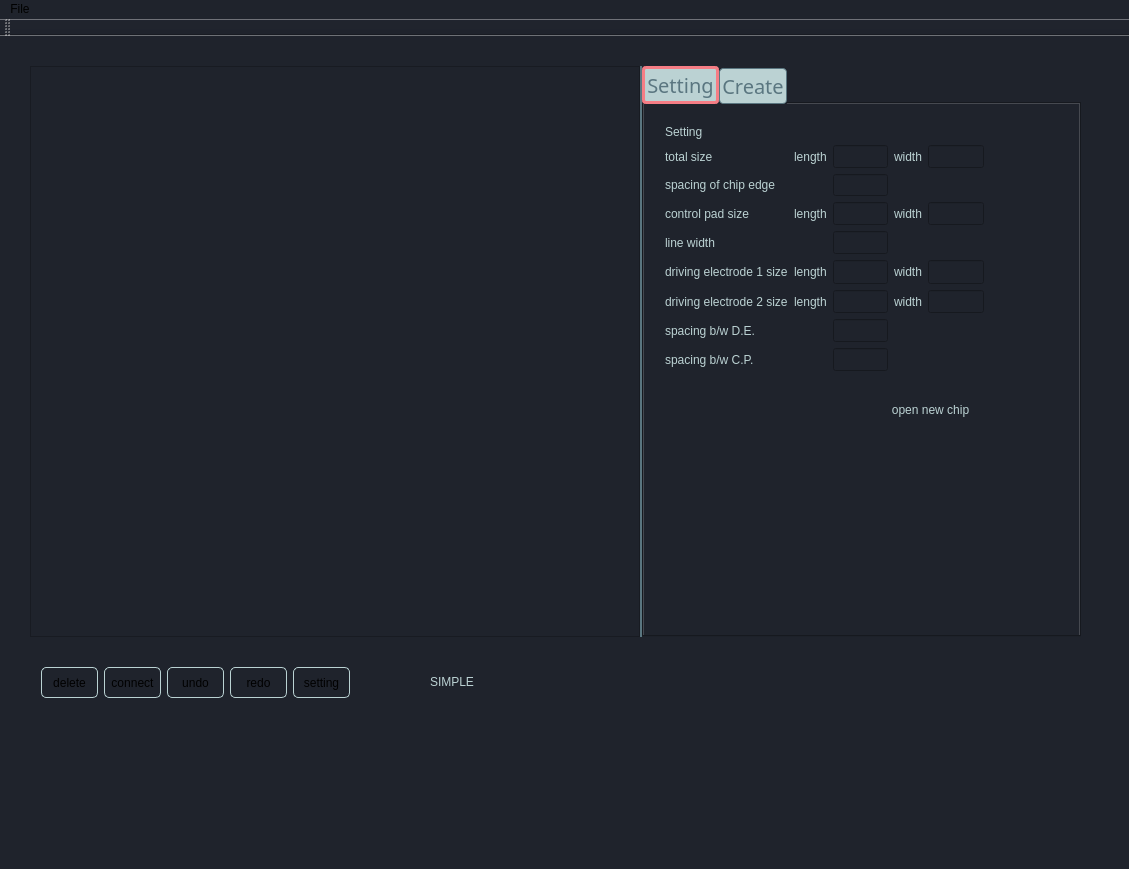
The window that mainwindow.ui (pandix73/qtgraphics) describes before a commit, drawn with Qt 5.
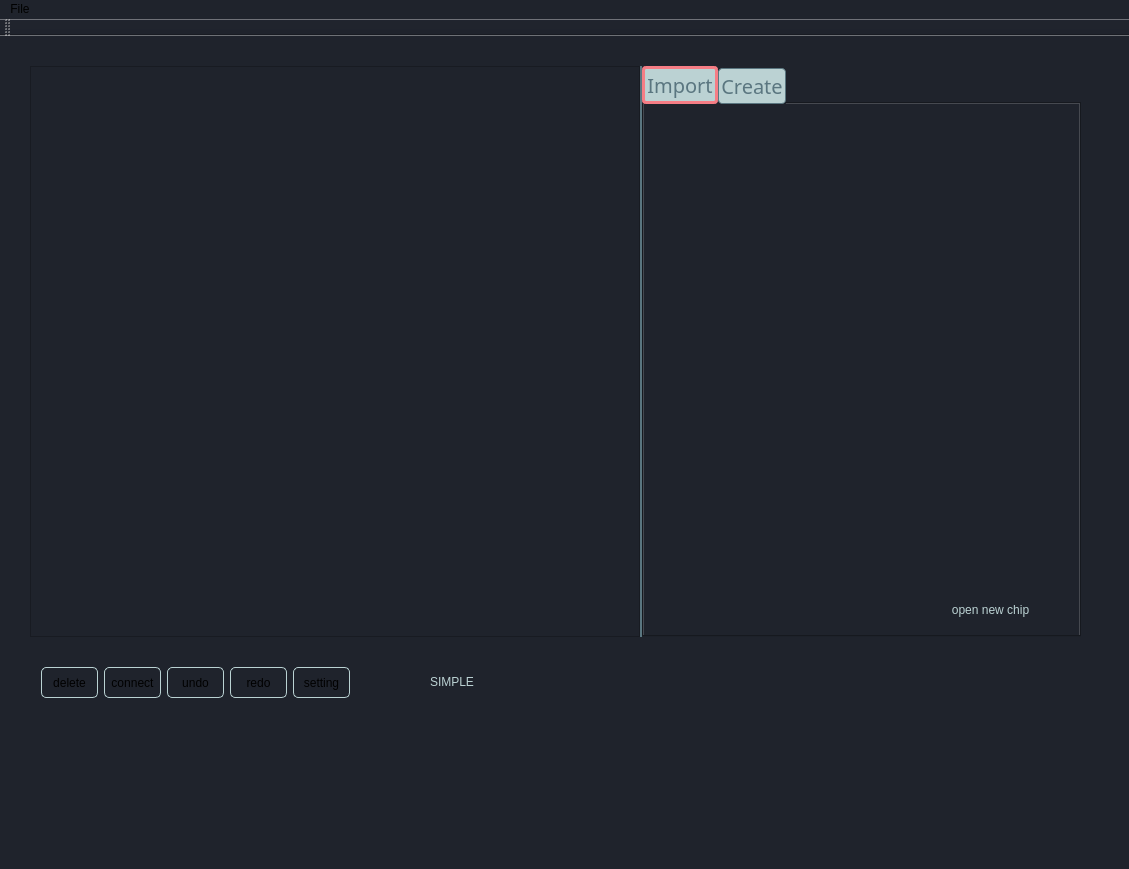
The same window after the commit. The open tabs and pages were chosen to show the change. Icons and pictures are not drawn.

```diff
--- a/mainwindow.ui
+++ b/mainwindow.ui
@@ -292,261 +292,20 @@
 </string>
      </property>
      <property name="currentIndex">
-      <number>0</number>
+      <number>1</number>
+     </property>
+     <property name="tabBarAutoHide">
+      <bool>false</bool>
      </property>
      <widget class="QWidget" name="tab_2">
       <attribute name="title">
-       <string>Setting</string>
+       <string>Import</string>
       </attribute>
-      <widget class="QWidget" name="layoutWidget_5">
-       <property name="geometry">
-        <rect>
-         <x>10</x>
-         <y>10</y>
-         <width>341</width>
-         <height>268</height>
-        </rect>
-       </property>
-       <layout class="QGridLayout" name="gridLayout_2">
-        <item row="1" column="4">
-         <widget class="QLabel" name="label_6">
-          <property name="text">
-           <string>width</string>
-          </property>
-         </widget>
-        </item>
-        <item row="0" column="1">
-         <widget class="QLabel" name="label_10">
-          <property name="text">
-           <string>Setting</string>
-          </property>
-         </widget>
-        </item>
-        <item row="8" column="3">
-         <widget class="QLineEdit" name="cp_spacing">
-          <property name="sizePolicy">
-           <sizepolicy hsizetype="Expanding" vsizetype="Expanding">
-            <horstretch>0</horstretch>
-            <verstretch>0</verstretch>
-           </sizepolicy>
-          </property>
-         </widget>
-        </item>
-        <item row="3" column="4">
-         <widget class="QLabel" name="label_29">
-          <property name="text">
-           <string>width</string>
-          </property>
-         </widget>
-        </item>
-        <item row="6" column="4">
-         <widget class="QLabel" name="label_45">
-          <property name="text">
-           <string>width</string>
-          </property>
-         </widget>
-        </item>
-        <item row="3" column="5">
-         <widget class="QLineEdit" name="lineEdit_18">
-          <property name="sizePolicy">
-           <sizepolicy hsizetype="Expanding" vsizetype="Expanding">
-            <horstretch>0</horstretch>
-            <verstretch>0</verstretch>
-           </sizepolicy>
-          </property>
-         </widget>
-        </item>
-        <item row="1" column="5">
-         <widget class="QLineEdit" name="chip_width">
-          <property name="sizePolicy">
-           <sizepolicy hsizetype="Expanding" vsizetype="Expanding">
-            <horstretch>0</horstretch>
-            <verstretch>0</verstretch>
-           </sizepolicy>
-          </property>
-         </widget>
-        </item>
-        <item row="5" column="2">
-         <widget class="QLabel" name="label_42">
-          <property name="text">
-           <string>length</string>
-          </property>
-         </widget>
-        </item>
-        <item row="6" column="1">
-         <widget class="QLabel" name="label_41">
-          <property name="text">
-           <string>driving electrode 2 size</string>
-          </property>
-         </widget>
-        </item>
-        <item row="7" column="3">
-         <widget class="QLineEdit" name="de_spacing">
-          <property name="sizePolicy">
-           <sizepolicy hsizetype="Expanding" vsizetype="Expanding">
-            <horstretch>0</horstretch>
-            <verstretch>0</verstretch>
-           </sizepolicy>
-          </property>
-         </widget>
-        </item>
-        <item row="4" column="1">
-         <widget class="QLabel" name="label_11">
-          <property name="text">
-           <string>line width</string>
-          </property>
-         </widget>
-        </item>
-        <item row="5" column="1">
-         <widget class="QLabel" name="label_40">
-          <property name="text">
-           <string>driving electrode 1 size</string>
-          </property>
-         </widget>
-        </item>
-        <item row="7" column="1">
-         <widget class="QLabel" name="label_46">
-          <property name="text">
-           <string>spacing b/w D.E.</string>
-          </property>
-         </widget>
-        </item>
-        <item row="5" column="3">
-         <widget class="QLineEdit" name="de1_length">
-          <property name="sizePolicy">
-           <sizepolicy hsizetype="Expanding" vsizetype="Expanding">
-            <horstretch>0</horstretch>
-            <verstretch>0</verstretch>
-           </sizepolicy>
-          </property>
-         </widget>
-        </item>
-        <item row="6" column="5">
-         <widget class="QLineEdit" name="de2_width">
-          <property name="sizePolicy">
-           <sizepolicy hsizetype="Expanding" vsizetype="Expanding">
-            <horstretch>0</horstretch>
-            <verstretch>0</verstretch>
-           </sizepolicy>
-          </property>
-         </widget>
-        </item>
-        <item row="5" column="5">
-         <widget class="QLineEdit" name="de1_width">
-          <property name="sizePolicy">
-           <sizepolicy hsizetype="Expanding" vsizetype="Expanding">
-            <horstretch>0</horstretch>
-            <verstretch>0</verstretch>
-           </sizepolicy>
-          </property>
-         </widget>
-        </item>
-        <item row="6" column="2">
-         <widget class="QLabel" name="label_43">
-          <property name="text">
-           <string>length</string>
-          </property>
-         </widget>
-        </item>
-        <item row="6" column="3">
-         <widget class="QLineEdit" name="de2_length">
-          <property name="sizePolicy">
-           <sizepolicy hsizetype="Expanding" vsizetype="Expanding">
-            <horstretch>0</horstretch>
-            <verstretch>0</verstretch>
-           </sizepolicy>
-          </property>
-         </widget>
-        </item>
-        <item row="8" column="1">
-         <widget class="QLabel" name="label_51">
-          <property name="text">
-           <string>spacing b/w C.P.</string>
-          </property>
-         </widget>
-        </item>
-        <item row="5" column="4">
-         <widget class="QLabel" name="label_44">
-          <property name="text">
-           <string>width</string>
-          </property>
-         </widget>
-        </item>
-        <item row="1" column="2">
-         <widget class="QLabel" name="label_12">
-          <property name="text">
-           <string>length</string>
-          </property>
-         </widget>
-        </item>
-        <item row="3" column="3">
-         <widget class="QLineEdit" name="lineEdit_7">
-          <property name="sizePolicy">
-           <sizepolicy hsizetype="Expanding" vsizetype="Expanding">
-            <horstretch>0</horstretch>
-            <verstretch>0</verstretch>
-           </sizepolicy>
-          </property>
-         </widget>
-        </item>
-        <item row="4" column="3">
-         <widget class="QLineEdit" name="lineEdit_8">
-          <property name="sizePolicy">
-           <sizepolicy hsizetype="Expanding" vsizetype="Expanding">
-            <horstretch>0</horstretch>
-            <verstretch>0</verstretch>
-           </sizepolicy>
-          </property>
-         </widget>
-        </item>
-        <item row="1" column="3">
-         <widget class="QLineEdit" name="chip_length">
-          <property name="sizePolicy">
-           <sizepolicy hsizetype="Expanding" vsizetype="Expanding">
-            <horstretch>0</horstretch>
-            <verstretch>0</verstretch>
-           </sizepolicy>
-          </property>
-         </widget>
-        </item>
-        <item row="3" column="2">
-         <widget class="QLabel" name="label_13">
-          <property name="text">
-           <string>length</string>
-          </property>
-         </widget>
-        </item>
-        <item row="3" column="1">
-         <widget class="QLabel" name="label_7">
-          <property name="text">
-           <string>control pad size</string>
-          </property>
-         </widget>
-        </item>
-        <item row="1" column="1">
-         <widget class="QLabel" name="label_9">
-          <property name="text">
-           <string>total size</string>
-          </property>
-         </widget>
-        </item>
-        <item row="2" column="1">
-         <widget class="QLabel" name="label">
-          <property name="text">
-           <string>spacing of chip edge</string>
-          </property>
-         </widget>
-        </item>
-        <item row="2" column="3">
-         <widget class="QLineEdit" name="chip_border"/>
-        </item>
-       </layout>
-      </widget>
       <widget class="QPushButton" name="setting_update">
        <property name="geometry">
         <rect>
-         <x>230</x>
-         <y>290</y>
+         <x>290</x>
+         <y>490</y>
          <width>113</width>
          <height>32</height>
         </rect>
```
Left out of the diff: 6 changed lines with no effect on the pictures.
